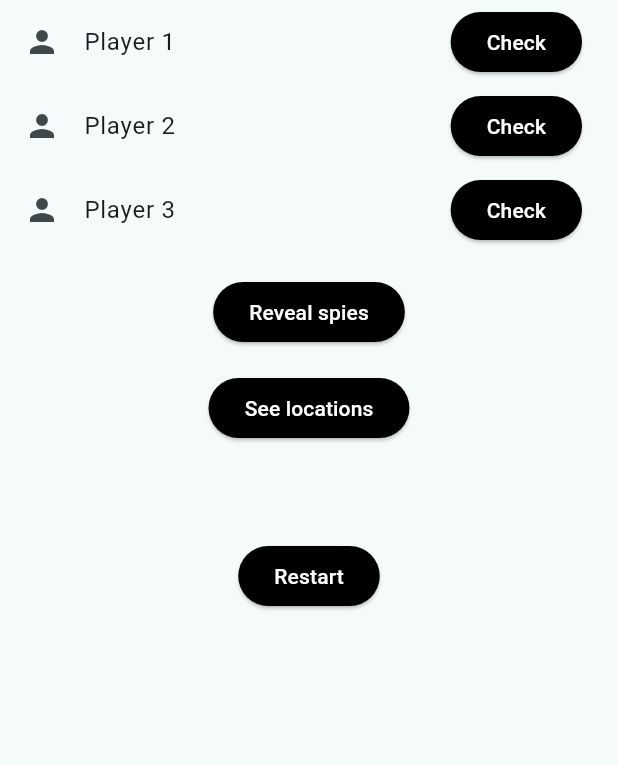
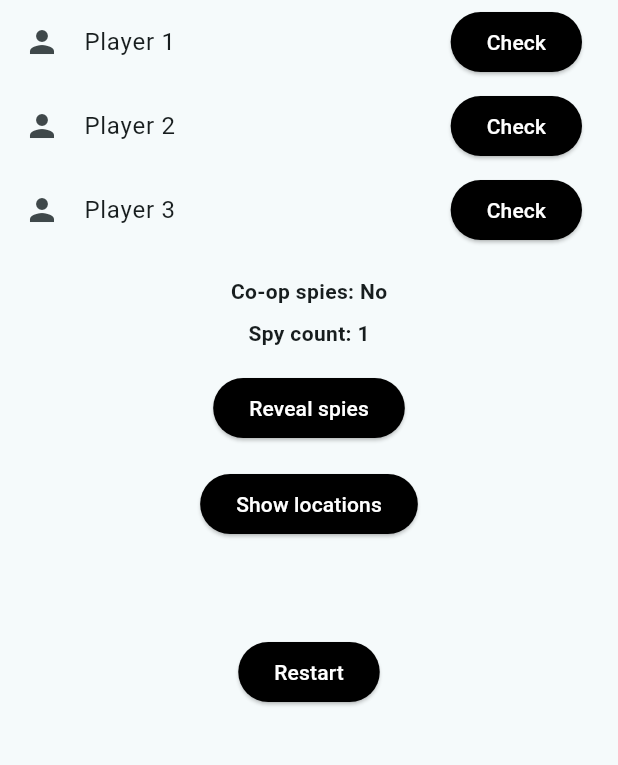
Before and after one commit to geo1796/ultimate_spyfall, a Flutter app: the GamePage screen opened by its route, on a phone screen of 412 x 824 dp, the part 84-849 px from its top. Run offline on Flutter 3.47's test engine with Material 3 defaults, Android fonts, the phone set to English and light mode, and no system bars; our stand-ins replace get, get_storage; accounts and stored records are empty.

Commit message:
UX improvements

```diff
--- a/lib/app_local/app_local.dart
+++ b/lib/app_local/app_local.dart
@@ -41,7 +41,7 @@ abstract class AppLocal {
 
   static get revealSpies => 'revealSpies'.tr;
 
-  static get seeLocations => 'seeLocations'.tr;
+  static get showLocations => 'showLocations'.tr;
 
   static get restart => 'restart'.tr;
 
@@ -50,4 +50,10 @@ abstract class AppLocal {
   static get listName => 'listName'.tr;
 
   static get submit => 'submit'.tr;
+
+  static get showSettings => 'showSettings'.tr;
+
+  static get no => 'no'.tr;
+
+  static get yes => 'yes'.tr;
 }
--- a/lib/app_local/translations/en.dart
+++ b/lib/app_local/translations/en.dart
@@ -18,9 +18,12 @@ const Map<String, String> en = {
   "spy": "Spy",
   "prankChances": "Prank chances",
   "revealSpies": "Reveal spies",
-  "seeLocations": "See locations",
+  "showLocations": "Show locations",
   "restart": "Restart",
   "spies": "Spies",
   "listName": "List name",
-  "submit": "Submit"
+  "submit": "Submit",
+  "showSettings": "Show settings",
+  "no": "No",
+  "yes": "Yes",
 };
--- a/lib/app_local/translations/fr.dart
+++ b/lib/app_local/translations/fr.dart
@@ -18,9 +18,12 @@ const Map<String, String> fr = {
   "spy": "Espion",
   "prankChances": "Chances de prank",
   "revealSpies": "Révéler les espions",
-  "seeLocations": "Voir les lieux",
+  "showLocations": "Voir les lieux",
   "restart": "Recommencer",
   "spies": "Espions",
   "listName": "Nom de la liste",
-  "submit": "Valider"
+  "submit": "Valider",
+  "showSettings": "Voir les paramètres",
+  "no": "Non",
+  "yes": "Oui",
 };
--- a/lib/page/game/game_page.dart
+++ b/lib/page/game/game_page.dart
@@ -1,10 +1,11 @@
 import 'package:flutter/material.dart';
 import 'package:get/get.dart';
 import 'package:ultimate_spyfall/app_local/app_local.dart';
+import 'package:ultimate_spyfall/bindings/settings/settings_controller.dart';
 import 'package:ultimate_spyfall/page/game/bindings/game_controller.dart';
 import 'package:ultimate_spyfall/page/game/widget/location_check_wrap.dart';
 import 'package:ultimate_spyfall/page/game/widget/player_list.dart';
-import 'package:ultimate_spyfall/page/game/widget/revealed_spy_list.dart';
+import 'package:ultimate_spyfall/page/game/widget/revealed_spy_list_bottom_sheet.dart';
 import 'package:ultimate_spyfall/shared/my_app_bar.dart';
 import 'package:ultimate_spyfall/shared/my_drawer.dart';
 
@@ -13,6 +14,7 @@ class GamePage extends StatelessWidget {
   static const route = '/game';
 
   GameController get _gameCtrl => Get.find<GameController>();
+  SettingsController get _settingsCtrl => Get.find<SettingsController>();
 
   @override
   Widget build(BuildContext context) {
@@ -23,6 +25,33 @@ class GamePage extends StatelessWidget {
             child: Column(children: [
           const PlayerList(),
           const SizedBox(height: 16),
+          Builder(builder: (_) {
+            String text = '${AppLocal.coopSpies}: ';
+
+            if (_settingsCtrl.coopSpies.isTrue) {
+              text += AppLocal.yes;
+            } else {
+              text += AppLocal.no;
+            }
+
+            return Text(text,
+                style: const TextStyle(fontWeight: FontWeight.bold));
+          }),
+          const SizedBox(height: 8),
+          Builder(builder: (_) {
+            String text = '${AppLocal.spyCount}: ';
+
+            if (_settingsCtrl.randomSpies.isTrue) {
+              text +=
+                  '${_settingsCtrl.minSpyCount.value} .. ${_settingsCtrl.maxSpyCount.value}';
+            } else {
+              text += '${_settingsCtrl.fixedSpyCount.value}';
+            }
+
+            return Text(text,
+                style: const TextStyle(fontWeight: FontWeight.bold));
+          }),
+          const SizedBox(height: 16),
           Obx(() {
             if (_gameCtrl.spiesRevealed.isTrue) {
               return const SizedBox.shrink();
@@ -31,7 +60,8 @@ class GamePage extends StatelessWidget {
               onPressed: () {
                 _gameCtrl.spiesRevealed.value = true;
                 showModalBottomSheet(
-                    context: context, builder: (_) => const RevealedSpyList());
+                    context: context,
+                    builder: (_) => const RevealedSpyListBottomSheet());
               },
               child: Text(AppLocal.revealSpies),
             );
@@ -40,7 +70,7 @@ class GamePage extends StatelessWidget {
           ElevatedButton(
             onPressed: () => showModalBottomSheet(
                 context: context, builder: (_) => const LocationCheckWrap()),
-            child: Text(AppLocal.seeLocations),
+            child: Text(AppLocal.showLocations),
           ),
           const SizedBox(height: 64),
           ElevatedButton(
--- a/lib/page/game/widget/player_check_bottom_sheet.dart
+++ b/lib/page/game/widget/player_check_bottom_sheet.dart
@@ -37,7 +37,8 @@ class PlayerCheckBottomSheet extends StatelessWidget {
       spies = _gameCtrl.spies;
     }
 
-    return Column(children: [
+    return SingleChildScrollView(
+      child: Column(children: [
         Padding(
           padding: const EdgeInsets.all(8.0),
           child: Text(
@@ -51,6 +52,7 @@ class PlayerCheckBottomSheet extends StatelessWidget {
                   padding: const EdgeInsets.all(4.0),
                   child: Text(spies[i].name),
                 ))
-    ]);
+      ]),
+    );
   }
 }
--- a/lib/page/game/widget/revealed_spy_list.dart
+++ b/lib/page/game/widget/revealed_spy_list_bottom_sheet.dart
@@ -1,16 +1,21 @@
 import 'package:flutter/material.dart';
 import 'package:get/get.dart';
+import 'package:ultimate_spyfall/app_local/app_local.dart';
 import 'package:ultimate_spyfall/page/game/bindings/game_controller.dart';
 
-class RevealedSpyList extends StatelessWidget {
-  const RevealedSpyList({super.key});
+class RevealedSpyListBottomSheet extends StatelessWidget {
+  const RevealedSpyListBottomSheet({super.key});
 
   GameController get _gameCtrl => Get.find<GameController>();
 
   @override
   Widget build(BuildContext context) {
     if (_gameCtrl.isPrank) {
-      return Image.asset('assets/prank.jpeg');
+      return Image.asset(
+        AppLocal.localeName == 'fr'
+            ? 'assets/prank_fr.png'
+            : 'assets/prank_en.png',
+      );
     }
 
     final spies = _gameCtrl.spies;
--- a/pubspec.yaml
+++ b/pubspec.yaml
@@ -67,7 +67,8 @@ flutter:
   generate: true
 
   assets:
-    - assets/prank.jpeg
+    - assets/prank_en.png
+    - assets/prank_fr.png
 
   # An image asset can refer to one or more resolution-specific "variants", see
   # https://flutter.dev/assets-and-images/#resolution-aware
```
Also changed, not shown: assets/prank.jpeg (deleted), assets/prank_en.png (added), assets/prank_fr.png (added). Lines whose indentation alone changed are shown as unchanged.
